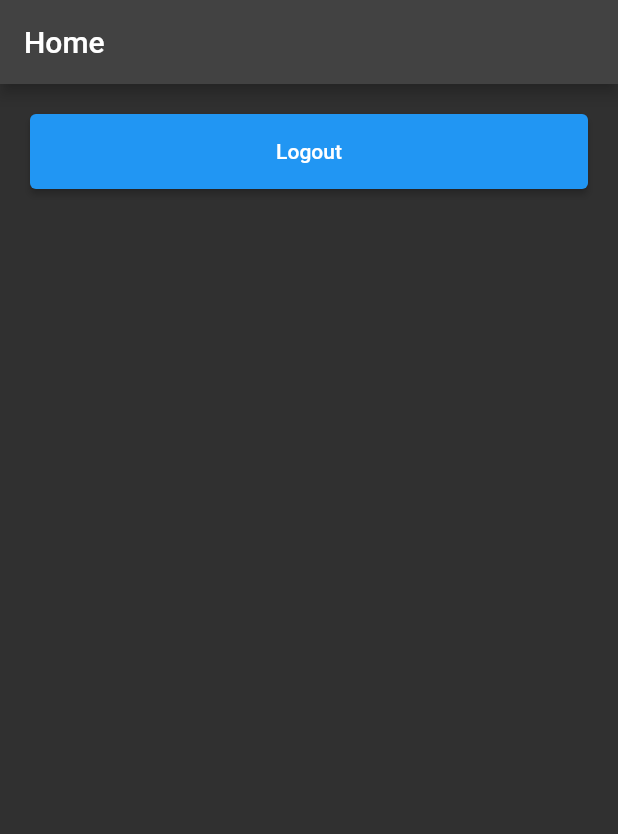
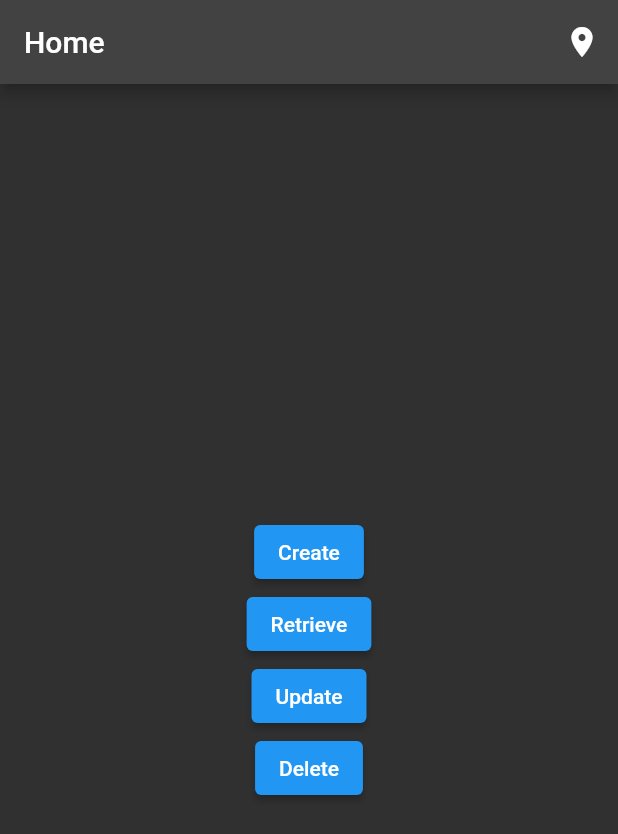
Before and after one commit to Algorythm-Official/flutter_todo, a Flutter app: the screen it shows once a user with an empty profile is signed in, on a phone screen of 412 x 824 dp. Shown: the top 834 px of the screen. Run offline on Flutter 3.47's test engine with Material 2 defaults, Android fonts, the phone set to English and light mode, and no system bars; our stand-ins replace cloud_firestore, firebase_auth, firebase_core; accounts and stored records are empty.

Commit message:
cloud store

```diff
--- a/lib/auth/welcome.dart
+++ b/lib/auth/welcome.dart
@@ -1,5 +1,5 @@
 import 'package:flutter/material.dart';
-import 'package:fluttertodo/services/functions.dart';
+import 'package:fluttertodo/services/authFunctions.dart';
 
 class Welcome extends StatefulWidget {
   const Welcome({Key? key}) : super(key: key);
--- a/lib/pages/home.dart
+++ b/lib/pages/home.dart
@@ -1,5 +1,7 @@
 import 'package:firebase_auth/firebase_auth.dart';
 import 'package:flutter/material.dart';
+import 'package:fluttertodo/pages/myPets.dart';
+import 'package:fluttertodo/services/crudFunctions.dart';
 
 class Home extends StatelessWidget {
   const Home({Key? key}) : super(key: key);
@@ -9,21 +11,52 @@ class Home extends StatelessWidget {
     return Scaffold(
       appBar: AppBar(
         title: Text('Home'),
+        actions: [
+          IconButton(
+              onPressed: () async {
+                await FirebaseAuth.instance.signOut();
+              },
+              icon: Icon(Icons.room))
+        ],
       ),
-      body: Container(
-        margin: EdgeInsets.all(20),
-        child: Column(
-          children: [
-            Container(
-              width: double.infinity,
-              height: 50,
-              child: ElevatedButton(
-                  onPressed: () async {
-                    await FirebaseAuth.instance.signOut();
+      body: Center(
+        child: Container(
+          margin: EdgeInsets.all(20),
+          child: Column(
+            mainAxisAlignment: MainAxisAlignment.center,
+            children: [
+              ElevatedButton(
+                  onPressed: () {
+                    create('pets', 'tommy', 'Tommy', 'Dog', 12);
                   },
-                  child: Text('Logout')),
-            ),
-          ],
+                  child: Text('Create')),
+              ElevatedButton(
+                  onPressed: () {
+                    Navigator.push(context,
+                        MaterialPageRoute(builder: (context) => MyPets()));
+                  },
+                  child: Text('Retrieve')),
+              ElevatedButton(
+                  onPressed: () {
+                    update('pets', 'bully', 'animal', 'Cow');
+                  },
+                  child: Text('Update')),
+              ElevatedButton(
+                  onPressed: () {
+                    delete('pets', 'tommy');
+                  },
+                  child: Text('Delete')),
+              // Container(
+              //   width: double.infinity,
+              //   height: 50,
+              //   child: ElevatedButton(
+              //       onPressed: () async {
+              //         await FirebaseAuth.instance.signOut();
+              //       },
+              //       child: Text('Logout')),
+              // ),
+            ],
+          ),
         ),
       ),
     );
--- /dev/null
+++ b/lib/services/crudFunctions.dart
@@ -0,0 +1,22 @@
+import 'package:cloud_firestore/cloud_firestore.dart';
+
+create(String collName, docName, name, animal, int age) async {
+  await FirebaseFirestore.instance
+      .collection(collName)
+      .doc(docName)
+      .set({'name': name, 'animal': animal, 'age': age});
+  print('Data Uploaded');
+}
+
+update(String collName, docName, key, var newValue) async {
+  await FirebaseFirestore.instance
+      .collection(collName)
+      .doc(docName)
+      .update({key: newValue});
+  print('Data Updated');
+}
+
+delete(String collName, docName) async {
+  await FirebaseFirestore.instance.collection(collName).doc(docName).delete();
+  print('Data Deleted');
+}
```
Also changed, not shown: lib/pages/myPets.dart (added, +63 -0 lines), lib/pages/petScreen.dart (added, +42 -0 lines), lib/services/authFunctions.dart (renamed from lib/services/functions.dart).
